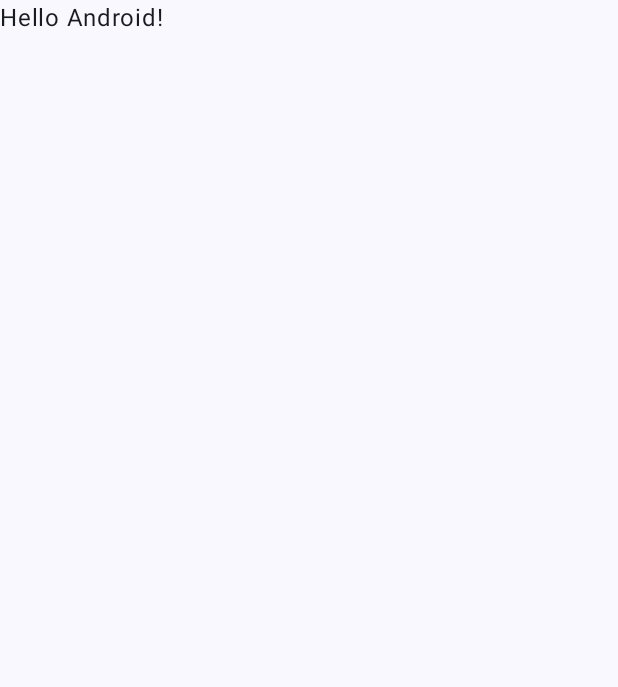
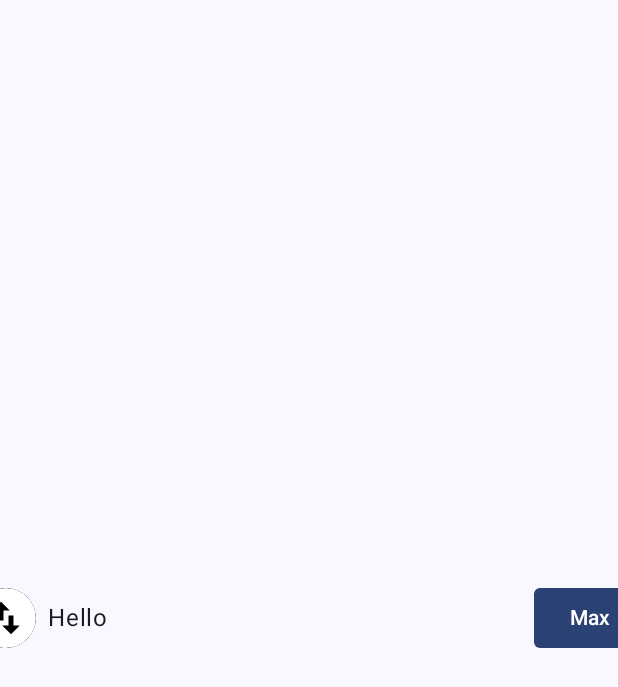
Before and after one commit to IulianIancu/CryptoTest, an Android app built with Jetpack Compose: the screen it shows after launch (MainActivity), on a phone screen of 412 x 824 dp. Before the commit the part shown is almost empty. Shown: the top 687 px of the screen. Run offline under Robolectric (Android 15) with nearby library versions, the phone set to English and light mode, and no system bars; our stand-ins replace Dagger/Hilt's generated code.

Commit message:
Not quite what I'm trying to accomplish

```diff
--- a/app/build.gradle
+++ b/app/build.gradle
@@ -7,7 +7,7 @@ plugins {
 
 android {
     namespace 'com.iulian.iancu.cryptoscreenapp'
-    compileSdk 33
+    compileSdk 34
 
     defaultConfig {
         applicationId "com.iulian.iancu.cryptoscreenapp"
@@ -56,6 +56,9 @@ dependencies {
     implementation("com.google.dagger:hilt-android:2.44")
     kapt("com.google.dagger:hilt-android-compiler:2.44")
 
+    implementation "androidx.navigation:navigation-compose:2.7.5"
+    implementation "androidx.lifecycle:lifecycle-runtime-compose:2.6.2"
+
     implementation 'androidx.core:core-ktx:1.8.0'
     implementation platform('org.jetbrains.kotlin:kotlin-bom:1.8.0')
     implementation 'androidx.lifecycle:lifecycle-runtime-ktx:2.3.1'
--- a/app/src/main/AndroidManifest.xml
+++ b/app/src/main/AndroidManifest.xml
@@ -1,6 +1,9 @@
 <?xml version="1.0" encoding="utf-8"?>
 <manifest xmlns:android="http://schemas.android.com/apk/res/android"
     xmlns:tools="http://schemas.android.com/tools">
+
+    <uses-permission android:name="android.permission.INTERNET" />
+    <uses-permission android:name="android.permission.ACCESS_NETWORK_STATE" />
 
     <application
         android:name=".MainApp"
--- a/app/src/main/java/com/iulian/iancu/cryptoscreenapp/MainActivity.kt
+++ b/app/src/main/java/com/iulian/iancu/cryptoscreenapp/MainActivity.kt
@@ -1,28 +1,66 @@
+@file:OptIn(ExperimentalMaterial3Api::class)
+
 package com.iulian.iancu.cryptoscreenapp
 
 import android.os.Bundle
 import androidx.activity.ComponentActivity
 import androidx.activity.compose.setContent
+import androidx.activity.viewModels
+import androidx.compose.foundation.background
+import androidx.compose.foundation.border
+import androidx.compose.foundation.layout.Box
 import androidx.compose.foundation.layout.fillMaxSize
+import androidx.compose.foundation.layout.fillMaxWidth
+import androidx.compose.foundation.layout.offset
+import androidx.compose.foundation.layout.padding
+import androidx.compose.foundation.layout.size
+import androidx.compose.foundation.shape.CircleShape
+import androidx.compose.foundation.shape.RoundedCornerShape
+import androidx.compose.material3.Button
+import androidx.compose.material3.ExperimentalMaterial3Api
+import androidx.compose.material3.Icon
+import androidx.compose.material3.IconButton
 import androidx.compose.material3.MaterialTheme
 import androidx.compose.material3.Surface
 import androidx.compose.material3.Text
+import androidx.compose.material3.TextField
+import androidx.compose.material3.TextFieldDefaults
 import androidx.compose.runtime.Composable
+import androidx.compose.runtime.getValue
+import androidx.compose.runtime.mutableStateOf
+import androidx.compose.runtime.remember
+import androidx.compose.runtime.setValue
+import androidx.compose.ui.Alignment
 import androidx.compose.ui.Modifier
+import androidx.compose.ui.draw.clip
+import androidx.compose.ui.graphics.Color
+import androidx.compose.ui.res.painterResource
 import androidx.compose.ui.tooling.preview.Preview
+import androidx.compose.ui.unit.dp
+import androidx.navigation.compose.NavHost
+import androidx.navigation.compose.composable
+import androidx.navigation.compose.rememberNavController
 import com.iulian.iancu.cryptoscreenapp.ui.theme.CryptoScreenAppTheme
+import dagger.hilt.android.AndroidEntryPoint
 
+@AndroidEntryPoint
 class MainActivity : ComponentActivity() {
+    private val viewModel: MainViewModel by viewModels()
+
     override fun onCreate(savedInstanceState: Bundle?) {
         super.onCreate(savedInstanceState)
         setContent {
             CryptoScreenAppTheme {
-                // A surface container using the 'background' color from the theme
-                Surface(
-                    modifier = Modifier.fillMaxSize(),
-                    color = MaterialTheme.colorScheme.background
-                ) {
-                    Greeting("Android")
+                val navController = rememberNavController()
+                NavHost(navController = navController, startDestination = "home") {
+                    composable("home") {
+                        Surface(
+                            modifier = Modifier.fillMaxSize(),
+                            color = MaterialTheme.colorScheme.background
+                        ) {
+                            MainScreen(viewModel)
+                        }
+                    }
                 }
             }
         }
@@ -30,17 +68,62 @@ class MainActivity : ComponentActivity() {
 }
 
 @Composable
-fun Greeting(name: String, modifier: Modifier = Modifier) {
-    Text(
-        text = "Hello $name!",
-        modifier = modifier
-    )
+fun MainScreen(viewModel: IMainViewModel) {
+    var text by remember {
+        mutableStateOf("Hello")
+    }
+    Box(contentAlignment = Alignment.Center) {
+        TextField(
+            value = text,
+            onValueChange = { text = it },
+            modifier = Modifier
+                .fillMaxWidth()
+                .padding(16.dp)
+                .align(Alignment.Center),
+            placeholder = { Text("Enter text") },
+            colors = TextFieldDefaults.outlinedTextFieldColors(
+                focusedBorderColor = Color.Transparent,
+                unfocusedBorderColor = Color.Transparent
+            )
+        )
+
+        // Round button overlapping the left side of the TextField
+        IconButton(
+            onClick = { /* TODO: Handle click */ },
+            modifier = Modifier
+                .align(Alignment.CenterStart)
+                .offset(x = (-20).dp), // Adjust the offset as needed
+        ) {
+            Icon(
+                painter = painterResource(id = R.drawable.baseline_swap_vertical_circle_24),
+                modifier = Modifier
+                    .size(48.dp)
+                    .clip(CircleShape)
+                    .background(Color.Black)
+                    .border(8.dp, Color.White, CircleShape),
+                tint = Color.White,
+                contentDescription = "Swap between using ETH or selected Currency"
+            )
+        }
+
+        // Third button on the right side of the TextField
+        Button(
+            onClick = { /* TODO: Handle click */ },
+            modifier = Modifier
+                .align(Alignment.CenterEnd)
+                .offset(x = (20).dp), // Adjust the offset as needed
+            shape = RoundedCornerShape(4.dp)
+        ) {
+            Text("Max", color = Color.White)
+        }
+    }
+
 }
 
 @Preview(showBackground = true)
 @Composable
 fun GreetingPreview() {
     CryptoScreenAppTheme {
-        Greeting("Android")
+        MainScreen(FakeViewModel)
     }
 }
--- a/app/src/main/java/com/iulian/iancu/cryptoscreenapp/MainViewModel.kt
+++ b/app/src/main/java/com/iulian/iancu/cryptoscreenapp/MainViewModel.kt
@@ -1,4 +1,22 @@
 package com.iulian.iancu.cryptoscreenapp
 
-class MainViewModel {
+import androidx.lifecycle.ViewModel
+import com.iulian.iancu.domain.GetCurrencyRateUseCase
+import com.iulian.iancu.domain.GetUserWalletUseCase
+import dagger.hilt.android.lifecycle.HiltViewModel
+import javax.inject.Inject
+
+@HiltViewModel
+class MainViewModel @Inject constructor(
+    private val getUserWalletUseCase: GetUserWalletUseCase,
+    private val getCurrencyRateUseCase: GetCurrencyRateUseCase
+) : ViewModel(),IMainViewModel {
+
 }
+
+
+interface IMainViewModel
+
+object FakeViewModel: IMainViewModel {
+
+}
--- a/app/src/main/java/com/iulian/iancu/cryptoscreenapp/di/MainModule.kt
+++ b/app/src/main/java/com/iulian/iancu/cryptoscreenapp/di/MainModule.kt
@@ -19,7 +19,6 @@ class MainModule {
     fun provideGetUserWalletUseCase(): GetUserWalletUseCase = GetUserWalletUseCase()
 
     @Provides
-    @Singleton
     fun provideGetCurrencyRateUseCase(repository: CurrencyRepository): GetCurrencyRateUseCase =
         GetCurrencyRateUseCase(repository)
 
--- /dev/null
+++ b/app/src/main/res/drawable/baseline_swap_vertical_circle_24.xml
@@ -0,0 +1,5 @@
+<vector android:height="24dp" android:tint="#FFFFFF"
+    android:viewportHeight="24" android:viewportWidth="24"
+    android:width="24dp" xmlns:android="http://schemas.android.com/apk/res/android">
+    <path android:fillColor="@android:color/white" android:pathData="M12,2C6.48,2 2,6.48 2,12s4.48,10 10,10 10,-4.48 10,-10S17.52,2 12,2zM6.5,9L10,5.5 13.5,9L11,9v4L9,13L9,9L6.5,9zM17.5,15L14,18.5 10.5,15L13,15v-4h2v4h2.5z"/>
+</vector>
--- a/build.gradle
+++ b/build.gradle
@@ -1,7 +1,7 @@
 // Top-level build file where you can add configuration options common to all sub-projects/modules.
 plugins {
-    id 'com.android.application' version '8.0.2' apply false
-    id 'com.android.library' version '8.0.2' apply false
+    id 'com.android.application' version '8.1.4' apply false
+    id 'com.android.library' version '8.1.4' apply false
     id 'org.jetbrains.kotlin.android' version '1.7.20' apply false
     id("com.google.dagger.hilt.android") version "2.44" apply false
 }
--- a/data/build.gradle
+++ b/data/build.gradle
@@ -5,7 +5,7 @@ plugins {
 
 android {
     namespace 'com.iulian.iancu.data'
-    compileSdk 33
+    compileSdk 34
 
     defaultConfig {
         minSdk 24
--- a/domain/build.gradle
+++ b/domain/build.gradle
@@ -5,7 +5,7 @@ plugins {
 
 android {
     namespace 'com.iulian.iancu.domain'
-    compileSdk 33
+    compileSdk 34
 
     defaultConfig {
         minSdk 24
```
